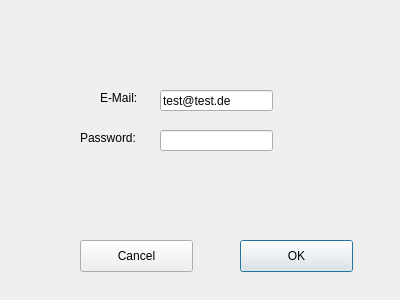
sandroKa/SE, file login.ui: the form before one commit.
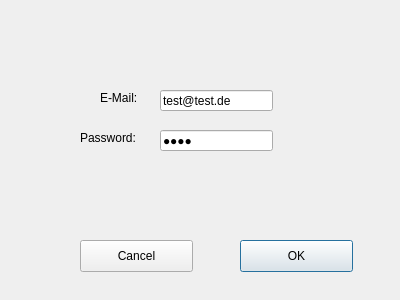
The form after the commit.

Diff of the .ui file:
```diff
--- a/login.ui
+++ b/login.ui
@@ -41,6 +41,9 @@
    <property name="inputMethodHints">
     <set>Qt::ImhHiddenText|Qt::ImhNoAutoUppercase|Qt::ImhNoPredictiveText|Qt::ImhSensitiveData</set>
    </property>
+   <property name="text">
+    <string>test</string>
+   </property>
    <property name="echoMode">
     <enum>QLineEdit::Password</enum>
    </property>
```
